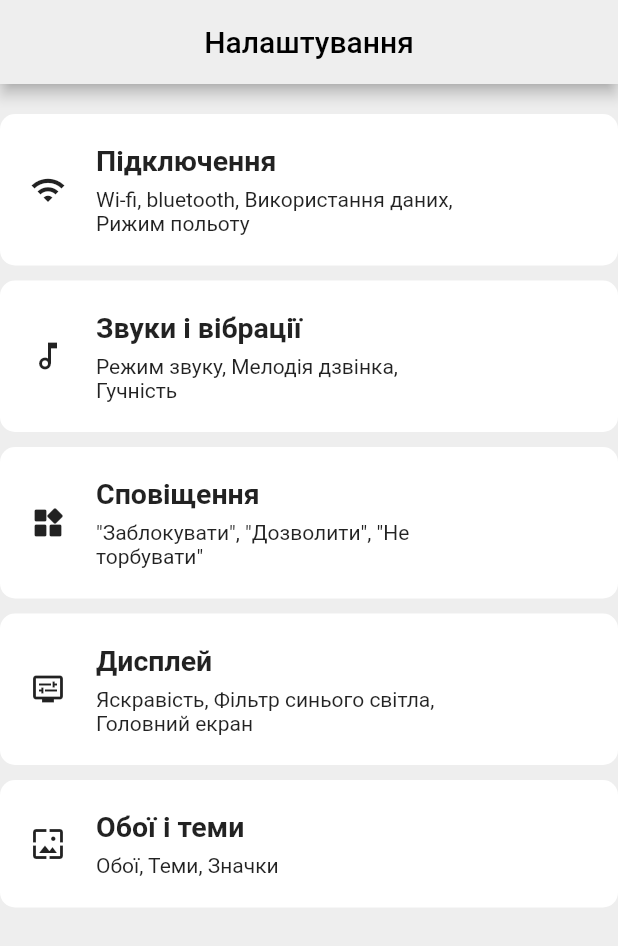
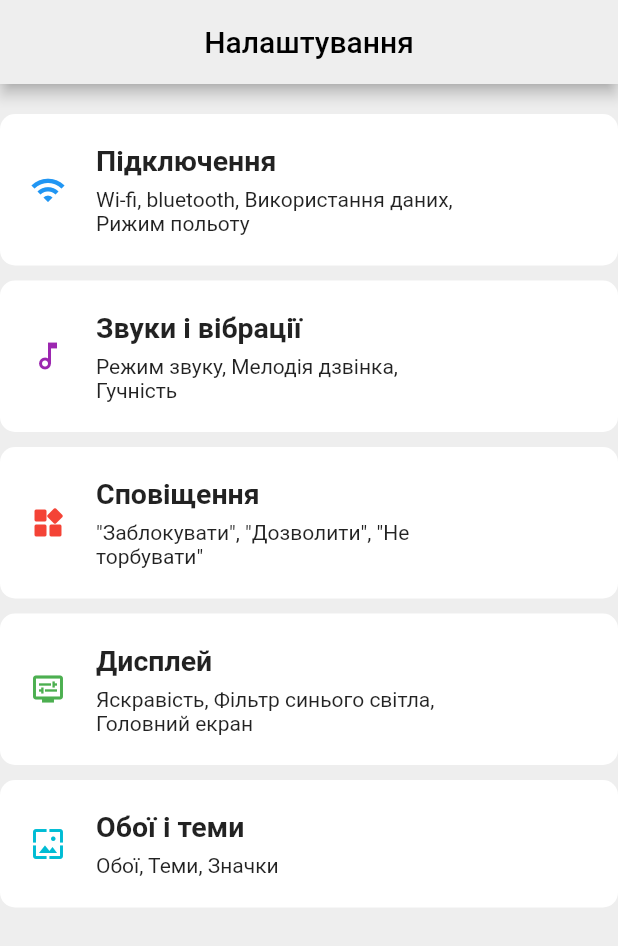
Before and after one commit to Rom-boat/setingsProfile, a Flutter app: the screen it shows after launch, on a phone screen of 412 x 824 dp. Shown: the top 946 px of the screen. Run offline on Flutter 3.47's test engine with Material 2 defaults, Android fonts, the phone set to English and light mode, and no system bars.

Commit message:
some suggestions

```diff
--- a/lib/widgets/app.dart
+++ b/lib/widgets/app.dart
@@ -1,5 +1,5 @@
 import 'package:flutter/material.dart';
-import 'package:flutter_application_1/widgets/screen_Setings.dart';
+import 'package:flutter_application_1/widgets/settings_widget.dart';
 
 class App extends StatelessWidget {
   const App({Key? key}) : super(key: key);
@@ -7,7 +7,7 @@ class App extends StatelessWidget {
   @override
   Widget build(BuildContext context) {
     return MaterialApp(
-      home: screenSetings(),
+      home: SettingsWidget(),
     );
   }
 }
--- /dev/null
+++ b/lib/widgets/menu_item_widget.dart
@@ -0,0 +1,58 @@
+import 'package:flutter/material.dart';
+
+class MenuItemWidget extends StatelessWidget {
+
+  const MenuItemWidget({
+    Key? key,
+    required this.text,
+    required this.icon,
+    required this.subText,
+    required this.iconColor
+  }) : super(key: key);
+
+  final String text;
+  final String subText;
+  final IconData icon;
+  final Color iconColor;
+
+  @override
+  Widget build(BuildContext context) {
+    return Container(
+      width: double.infinity,
+      decoration: BoxDecoration(
+        borderRadius: BorderRadius.circular(10),
+        color: Colors.white,
+      ),
+      child: Padding(
+        padding: const EdgeInsets.all(20),
+        child: Row(
+          crossAxisAlignment: CrossAxisAlignment.center,
+          children: [
+            Icon(
+              icon,
+              color: iconColor,), // icon widget
+            Padding(
+              padding: const EdgeInsets.only(left: 20),
+              child: ConstrainedBox(
+                constraints: const BoxConstraints(maxWidth: 240),
+                child: Column(
+                  crossAxisAlignment: CrossAxisAlignment.start,
+                  children: [
+                    Text(
+                      text, // main name of the widget
+                      style: const TextStyle(fontSize: 19, fontWeight: FontWeight.w600),
+                    ),
+                    const SizedBox(height: 7),
+                    Text(
+                      subText, // sub main name of the widget
+                    ),
+                  ],
+                ),
+              ),
+            ),
+          ],
+        ),
+      ),
+    );
+  }
+}
--- a/lib/widgets/screen_Setings.dart
+++ /dev/null
@@ -1,106 +0,0 @@
-import 'package:flutter/material.dart';
-import 'package:flutter_application_1/widgets/app.dart';
-
-class screenSetings extends StatelessWidget {
-  const screenSetings({Key? key}) : super(key: key);
-
-  @override
-  Widget build(BuildContext context) {
-    return Scaffold(
-      appBar: AppBar(
-        title: Center(
-          child: Text(
-            "Налаштування",
-            style: TextStyle(color: Colors.black, fontWeight: FontWeight.w500),
-          ),
-        ),
-        backgroundColor: Colors.grey.shade200,
-      ),
-      body: Container(
-        color: Colors.grey.shade200,
-        child: Padding(
-          padding: const EdgeInsets.only(top: 20),
-          child: Column(
-            children: [
-              connectionWidget(
-                text: ("Підключення"),
-                subText:
-                    ("Wi-fi, bluetooth, Використання даних, Рижим польоту"),
-                icon: Icons.wifi,
-              ),
-              SizedBox(height: 10),
-              connectionWidget(
-                  text: ("Звуки і вібрації"),
-                  subText: ("Режим звуку, Мелодія дзвінка, Гучність"),
-                  icon: Icons.music_note_outlined),
-              SizedBox(height: 10),
-              connectionWidget(
-                  text: ("Сповіщення"),
-                  subText: ("\"Заблокувати\", \"Дозволити\", \"Не торбувати\""),
-                  icon: Icons.now_widgets_rounded),
-              SizedBox(height: 10),
-              connectionWidget(
-                  text: ("Дисплей"),
-                  subText:
-                      ("Яскравість, Фільтр синього світла, Головний екран"),
-                  icon: Icons.display_settings),
-              SizedBox(height: 10),
-              connectionWidget(
-                  text: ("Обої і теми"),
-                  subText: ("Обої, Теми, Значки"),
-                  icon: Icons.wallpaper),
-            ],
-          ),
-        ),
-      ),
-    );
-  }
-}
-
-class connectionWidget extends StatelessWidget {
-  const connectionWidget(
-      {Key? key, required this.text, required this.icon, required this.subText})
-      : super(key: key);
-  final String text;
-  final String subText;
-  final IconData icon;
-  @override
-  Widget build(BuildContext context) {
-    return Container(
-      width: double.infinity,
-      child: Padding(
-        padding: const EdgeInsets.all(20),
-        child: Row(
-          crossAxisAlignment: CrossAxisAlignment.center,
-          children: [
-            Icon(icon), // icon widget
-            Padding(
-              padding: const EdgeInsets.only(left: 20),
-              child: ConstrainedBox(
-                constraints: BoxConstraints(maxWidth: 240),
-                child: Column(
-                  crossAxisAlignment: CrossAxisAlignment.start,
-                  children: [
-                    Text(
-                      text, // main name of the widget
-                      style:
-                          TextStyle(fontSize: 19, fontWeight: FontWeight.w600),
-                    ),
-                    SizedBox(height: 7),
-                    Text(
-                      subText, // sub main name of the widget
-                    ),
-                  ],
-                ),
-              ),
-            ),
-          ],
-        ),
-      ),
-      decoration: BoxDecoration(
-        borderRadius: BorderRadius.circular(10),
-        color: Colors.white,
-      ),
-    );
-  }
-}
--- /dev/null
+++ b/lib/widgets/settings_widget.dart
@@ -0,0 +1,65 @@
+import 'package:flutter/material.dart';
+import 'menu_item_widget.dart';
+
+class SettingsWidget extends StatelessWidget {
+  const SettingsWidget({Key? key}) : super(key: key);
+
+  @override
+  Widget build(BuildContext context) {
+    return Scaffold(
+      appBar: AppBar(
+        title: const Center(
+          child: Text(
+            "Налаштування",
+            style: TextStyle(color: Colors.black, fontWeight: FontWeight.w500),
+          ),
+        ),
+        backgroundColor: Colors.grey.shade200,
+      ),
+      body: Container(
+        color: Colors.grey.shade200,
+        child: Padding(
+          padding: const EdgeInsets.only(top: 20),
+          child: Column(
+            children: const [
+              MenuItemWidget(
+                text: 'Підключення',
+                subText: 'Wi-fi, bluetooth, Використання даних, Рижим польоту',
+                icon: Icons.wifi,
+                iconColor: Colors.blue,
+              ),
+              SizedBox(height: 10),
+              MenuItemWidget(
+                text: 'Звуки і вібрації',
+                subText: 'Режим звуку, Мелодія дзвінка, Гучність',
+                icon: Icons.music_note_outlined,
+                iconColor: Colors.purple,
+              ),
+              SizedBox(height: 10),
+              MenuItemWidget(
+                text: 'Сповіщення',
+                subText: '"Заблокувати", "Дозволити", "Не торбувати"',
+                icon: Icons.now_widgets_rounded,
+                iconColor: Colors.red,
+              ),
+              SizedBox(height: 10),
+              MenuItemWidget(
+                text: 'Дисплей',
+                subText: 'Яскравість, Фільтр синього світла, Головний екран',
+                icon: Icons.display_settings,
+                iconColor: Colors.green,
+              ),
+              SizedBox(height: 10),
+              MenuItemWidget(
+                text: 'Обої і теми',
+                subText: 'Обої, Теми, Значки',
+                icon: Icons.wallpaper,
+                iconColor: Colors.cyan,
+              ),
+            ],
+          ),
+        ),
+      ),
+    );
+  }
+}
```
